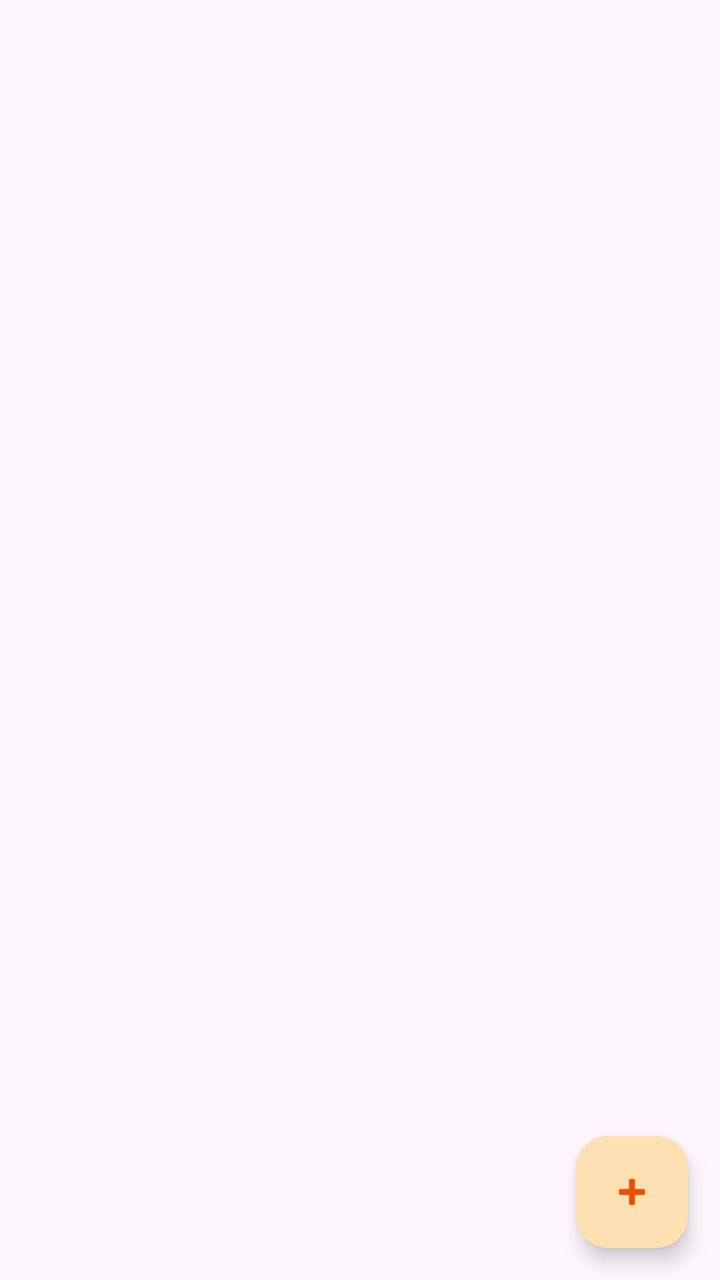
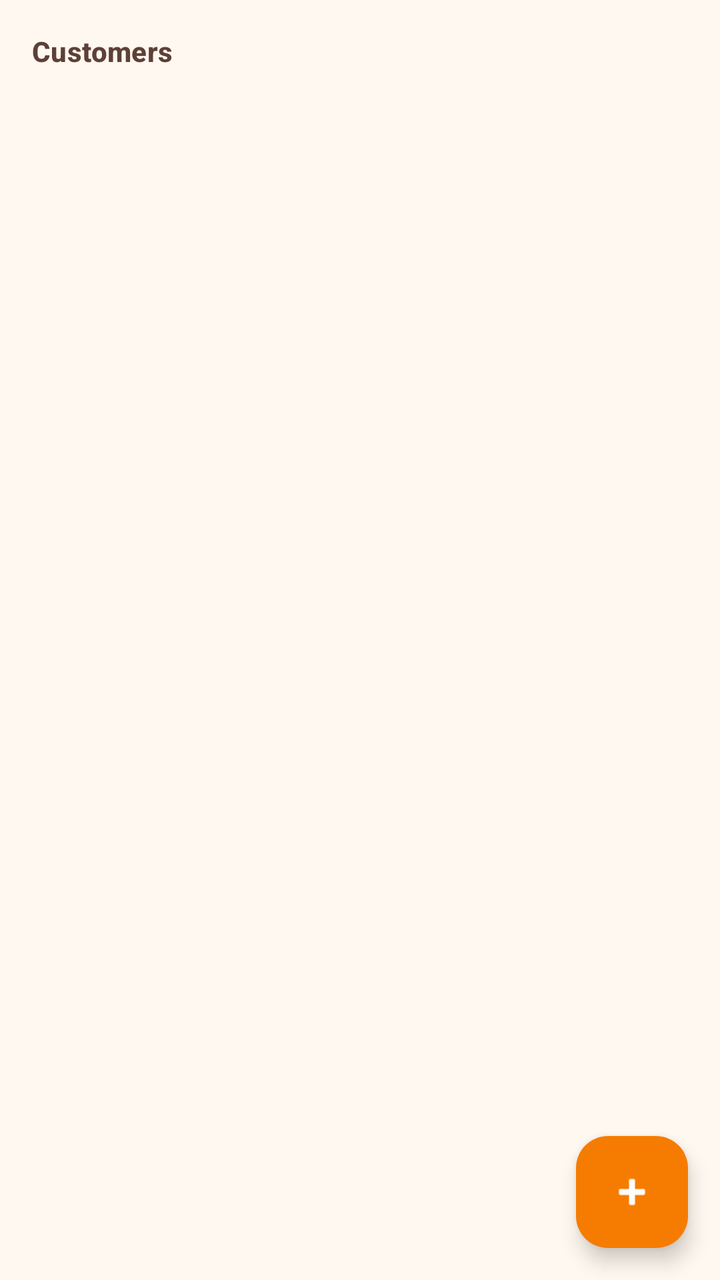

Screens rendered from an Android XML layout before and after an edit, with the pre-edit source and the edit as a unified diff.
<!-- AndroidManifest.xml: application theme Theme.VikrSaathi -->
<!-- res/layout/fragment_customers.xml -->
<?xml version="1.0" encoding="utf-8"?>
<androidx.coordinatorlayout.widget.CoordinatorLayout xmlns:android="http://schemas.android.com/apk/res/android"
    xmlns:app="http://schemas.android.com/apk/res-auto"
    android:layout_width="match_parent"
    android:layout_height="match_parent">

    <androidx.recyclerview.widget.RecyclerView
        android:id="@+id/recyclerCustomers"
        android:layout_width="match_parent"
        android:layout_height="match_parent"
        android:clipToPadding="false"
        android:padding="8dp" />

    <com.google.android.material.floatingactionbutton.FloatingActionButton
        android:id="@+id/fabAddCustomer"
        android:layout_width="wrap_content"
        android:layout_height="wrap_content"
        android:layout_gravity="bottom|end"
        android:layout_margin="16dp"
        android:contentDescription="@string/add_customer"
        app:srcCompat="@android:drawable/ic_input_add" />
</androidx.coordinatorlayout.widget.CoordinatorLayout>
<!-- resources referenced by this layout -->
<resources>
  <string name="add_customer">Add Customer</string>
  <style name="Theme.VikrSaathi" parent="Theme.Material3.DayNight.NoActionBar">
          <item name="colorPrimary">@color/orange_primary</item>
          <item name="colorPrimaryDark">@color/orange_primary_dark</item>
          <item name="colorPrimaryVariant">@color/orange_primary_dark</item>
          <item name="colorOnPrimary">@color/orange_on_primary</item>
          <item name="colorSecondary">@color/orange_accent</item>
          <item name="colorSecondaryVariant">@color/orange_700</item>
          <item name="colorOnSecondary">@color/black</item>
          <item name="colorPrimaryContainer">@color/orange_100</item>
          <item name="colorOnPrimaryContainer">@color/orange_900</item>
          <item name="android:statusBarColor">@color/orange_primary_dark</item>
          <item name="android:navigationBarColor">@color/orange_primary_dark</item>
      </style>
  <color name="orange_primary">#F57C00</color>
  <color name="orange_primary_dark">#E65100</color>
  <color name="orange_on_primary">#FFFFFF</color>
  <color name="orange_accent">#FFB74D</color>
  <color name="orange_700">#F57C00</color>
  <color name="black">#FF000000</color>
  <color name="orange_100">#FFE0B2</color>
  <color name="orange_900">#E65100</color>
</resources>

<!-- the commit's change to res/layout/fragment_customers.xml (unified diff, before → after) -->
@@ -2,14 +2,31 @@
 <androidx.coordinatorlayout.widget.CoordinatorLayout xmlns:android="http://schemas.android.com/apk/res/android"
     xmlns:app="http://schemas.android.com/apk/res-auto"
     android:layout_width="match_parent"
-    android:layout_height="match_parent">
+    android:layout_height="match_parent"
+    android:background="@color/orange_surface">
 
-    <androidx.recyclerview.widget.RecyclerView
-        android:id="@+id/recyclerCustomers"
+    <LinearLayout
         android:layout_width="match_parent"
         android:layout_height="match_parent"
-        android:clipToPadding="false"
-        android:padding="8dp" />
+        android:orientation="vertical"
+        android:padding="16dp">
+
+        <TextView
+            android:layout_width="match_parent"
+            android:layout_height="wrap_content"
+            android:text="@string/customers"
+            android:textAppearance="?attr/textAppearanceTitleSmall"
+            android:textColor="@color/text_secondary_dark"
+            android:textStyle="bold" />
+
+        <androidx.recyclerview.widget.RecyclerView
+            android:id="@+id/recyclerCustomers"
+            android:layout_width="match_parent"
+            android:layout_height="match_parent"
+            android:layout_marginTop="4dp"
+            android:clipToPadding="false"
+            android:paddingBottom="80dp" />
+    </LinearLayout>
 
     <com.google.android.material.floatingactionbutton.FloatingActionButton
         android:id="@+id/fabAddCustomer"
@@ -18,5 +35,7 @@
         android:layout_gravity="bottom|end"
         android:layout_margin="16dp"
         android:contentDescription="@string/add_customer"
-        app:srcCompat="@android:drawable/ic_input_add" />
+        app:backgroundTint="@color/orange_primary"
+        app:srcCompat="@android:drawable/ic_input_add"
+        app:tint="@color/white" />
 </androidx.coordinatorlayout.widget.CoordinatorLayout>
<!-- resource entries referenced after the edit -->
@@ -1,6 +1,7 @@
 <!-- resources referenced by this layout -->
 <resources>
   <string name="add_customer">Add Customer</string>
+  <string name="customers">Customers</string>
   <style name="Theme.VikrSaathi" parent="Theme.Material3.DayNight.NoActionBar">
           <item name="colorPrimary">@color/orange_primary</item>
           <item name="colorPrimaryDark">@color/orange_primary_dark</item>
@@ -15,6 +16,9 @@
           <item name="android:navigationBarColor">@color/orange_primary_dark</item>
       </style>
   <color name="orange_primary">#F57C00</color>
+  <color name="orange_surface">#FFF8F0</color>
+  <color name="text_secondary_dark">#5D4037</color>
+  <color name="white">#FFFFFFFF</color>
   <color name="orange_primary_dark">#E65100</color>
   <color name="orange_on_primary">#FFFFFF</color>
   <color name="orange_accent">#FFB74D</color>
